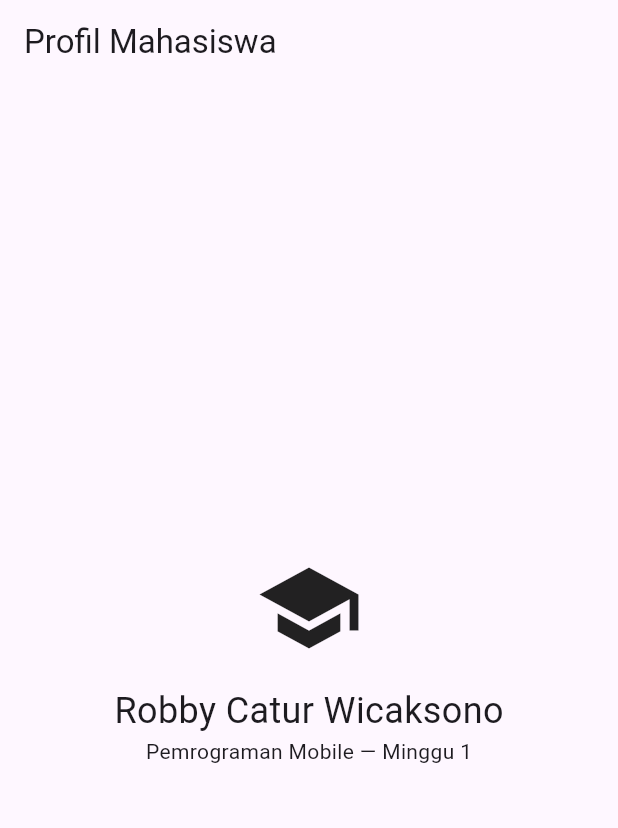
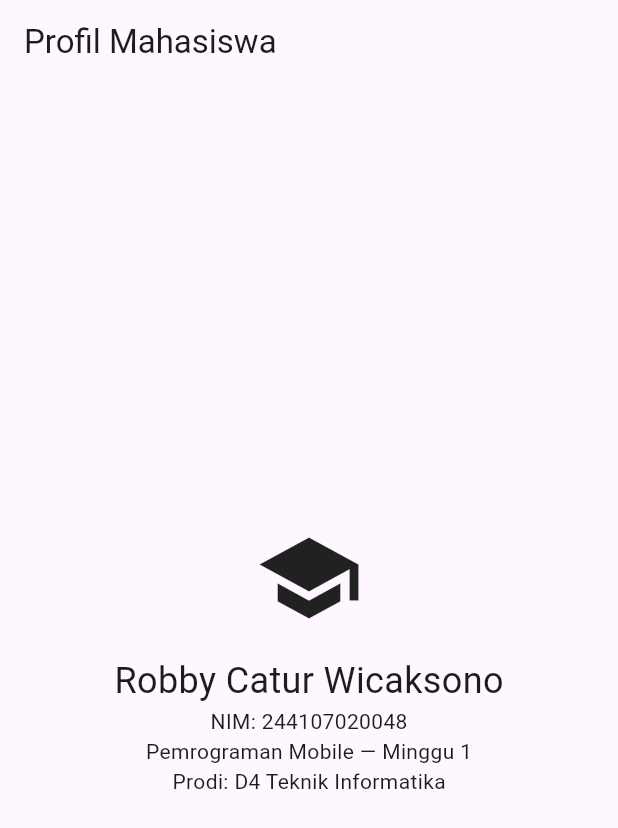
Before and after one commit to RobbyCatur/244107020048-mobile-course, a Flutter app: the screen it shows after launch, on a phone screen of 412 x 824 dp. Shown: the top 828 px of the screen. Run offline on Flutter 3.47's test engine with Material 3 defaults, Android fonts, the phone set to English and light mode, and no system bars.

Commit message:
feat: update student profile information in main.dart

```diff
--- a/01-week-1-mobile-development-ecosystem-flutter-refresh/my_first_app/lib/main.dart
+++ b/01-week-1-mobile-development-ecosystem-flutter-refresh/my_first_app/lib/main.dart
@@ -15,7 +15,9 @@ class MyApp extends StatelessWidget {
             Icon(Icons.school, size: 72),
             SizedBox(height: 16),
             Text('Robby Catur Wicaksono', style: TextStyle(fontSize: 24)),
+            Text('NIM: 244107020048'),
             Text('Pemrograman Mobile — Minggu 1'),
+            Text('Prodi: D4 Teknik Informatika'),
           ]),
         ),
       ),
```
Also changed, not shown: 7 other files.
